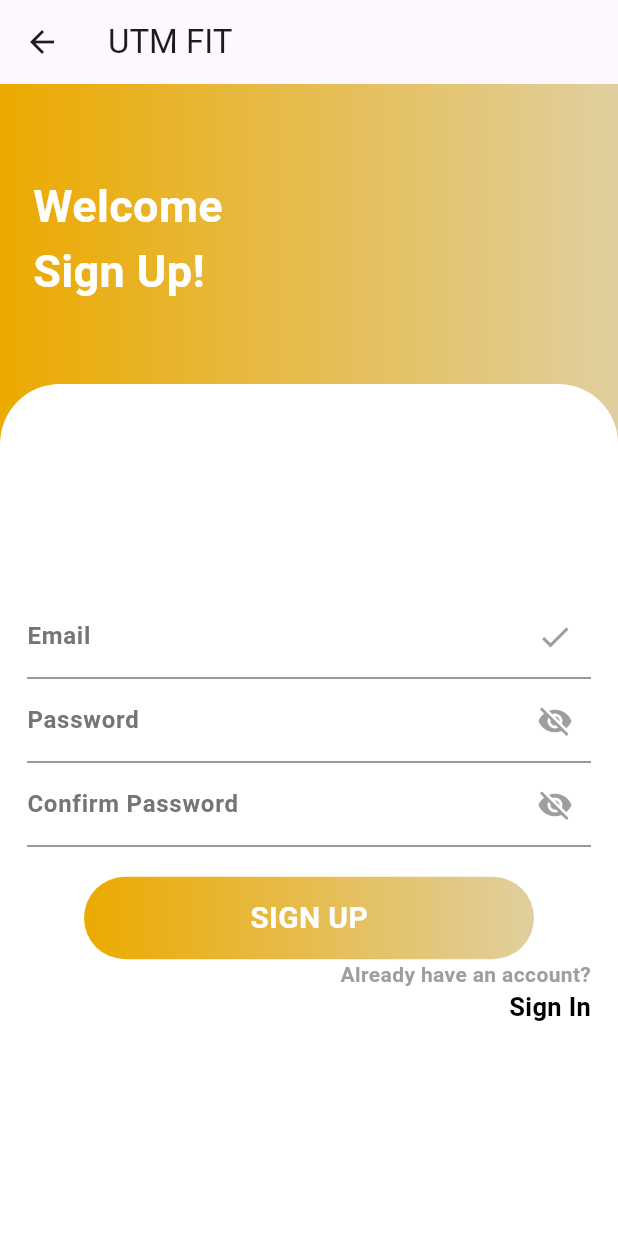
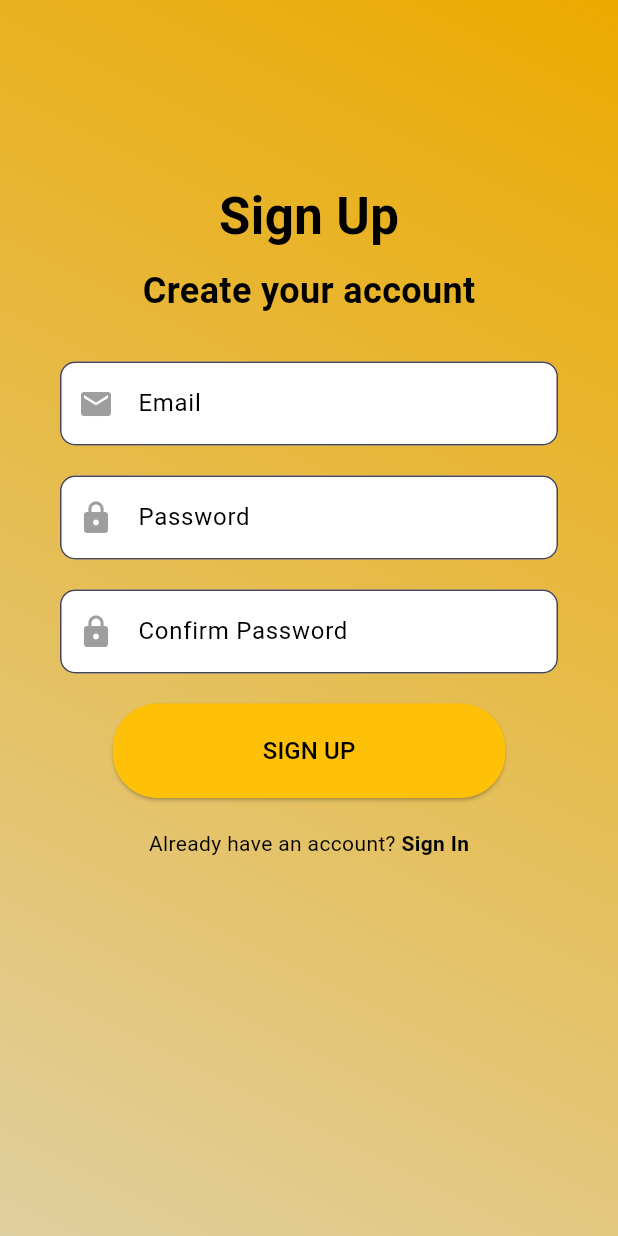
Before and after one commit to nuramirahathirahnazli/ByteBurst, a Flutter app: the screen it shows after launch, after a tap on "Sign Up", on a phone screen of 412 x 824 dp. Run offline on Flutter 3.47's test engine with Material 3 defaults, Android fonts, the phone set to English and light mode, and no system bars; our stand-ins replace cloud_firestore, firebase_auth, firebase_core, table_calendar; accounts and stored records are empty; network calls fail.

```diff
--- a/utmfit/lib/screens/user/Auth/signin_user.dart
+++ b/utmfit/lib/screens/user/Auth/signin_user.dart
@@ -1,3 +1,5 @@
+// ignore_for_file: unused_local_variable
+
 import 'package:flutter/material.dart';
 import 'package:firebase_auth/firebase_auth.dart';
 import 'package:utmfit/screens/admin/Auth/signin_admin.dart';
@@ -67,8 +69,31 @@ class loginScreen extends StatelessWidget {
                 ),
                 child: Column(
                   children: [
+                    Stack(
+                      children: [
+                        Align(
+                          alignment: Alignment.topRight,
+                          child: Padding(
+                            padding: const EdgeInsets.all(16.0),
+                            child: TextButton(
+                              onPressed: () {
+                                Navigator.push(context, MaterialPageRoute(builder: (context) => AdminLoginPage()));
+                              },
+                              child: Text(
+                                'Admin Login',
+                                style: TextStyle(
+                                  color: Colors.black,
+                                  fontSize: 16,
+                                  fontWeight: FontWeight.bold,
+                                ),
+                              ),
+                            ),
+                          ),
+                        ),
+                      ],
+                    ),
                     Padding(
-                      padding: const EdgeInsets.only(top: 80, left: 40, right: 40),
+                      padding: const EdgeInsets.only(top: 50, left: 40, right: 40),
                       child: Column(
                         crossAxisAlignment: CrossAxisAlignment.center,
                         children: [
@@ -78,7 +103,6 @@ class loginScreen extends StatelessWidget {
                           ),
                           SizedBox(height: 20),
                           Text('User Sign In', style: TextStyle(fontSize: 34, fontWeight: FontWeight.bold, color: Colors.black)),
-                          SizedBox(height: 8),
                           SizedBox(height: 30),
                           TextField(
                             controller: emailController,
@@ -133,13 +157,6 @@ class loginScreen extends StatelessWidget {
                             ),
                           ),
                           SizedBox(height: 20),
-                          TextButton(
-                            onPressed: () {
-                              Navigator.push(context, MaterialPageRoute(builder: (context) => AdminLoginPage()));
-                            },
-                            child: Text('Admin Login', style: TextStyle(fontSize: 16, fontWeight: FontWeight.bold, color: Colors.black)),
-                          ),
-                          SizedBox(height: 20),
                           Row(
                             mainAxisAlignment: MainAxisAlignment.center,
                             children: [
@@ -150,6 +167,7 @@ class loginScreen extends StatelessWidget {
                               ),
                             ],
                           ),
+                          SizedBox(height: 80),
                         ],
                       ),
                     ),
--- a/utmfit/lib/screens/user/Auth/signup_user.dart
+++ b/utmfit/lib/screens/user/Auth/signup_user.dart
@@ -10,36 +10,30 @@ class signupScreen extends StatelessWidget {
   Future<void> signUp(
       BuildContext context, String email, String password) async {
     try {
-
-      //create the user
+      // Create the user
       UserCredential userCredential = await FirebaseAuth.instance.createUserWithEmailAndPassword(
         email: email,
         password: password,
       );
 
-      //after creating the user, create a new document in cloud firestore called Users
+      // After creating the user, create a new document in Cloud Firestore called Users
       FirebaseFirestore.instance
         .collection("Users")
         .doc(userCredential.user!.email)
         .set({
-          'username' : email.split('@')[0], //initial username
+          'username' : email.split('@')[0], // Initial username
           'email' : email,
           'password' : password,
-          'contactNumber' : 'None', //default value
-          'matricNumber': 'None', //default value
-          'userType' : 'Student', //default value
-          'userRole' : 'User' //default value, if tak, dia 'Admin'
+          'contactNumber' : 'None', // Default value
+          'matricNumber': 'None', // Default value
+          'userType' : 'Student', // Default value
+          'userRole' : 'User' // Default value, if not admin
         });
 
-
       // Navigate to the next screen after successful signup
-      // You can use Navigator.pushReplacement to prevent going back to the signup screen
       Navigator.pushReplacement(
           context, MaterialPageRoute(builder: (context) => dashboardUser()));
-    }
-
-    on FirebaseAuthException catch (e) {
-
+    } on FirebaseAuthException catch (e) {
       // Handle signup errors here
       print('Signup error: ${e.message}');
 
@@ -52,173 +46,112 @@ class signupScreen extends StatelessWidget {
 
   @override
   Widget build(BuildContext context) {
-    String email = '';
-    String password = '';
-    String confirmPassword = '';
+    TextEditingController emailController = TextEditingController();
+    TextEditingController passwordController = TextEditingController();
+    TextEditingController confirmPasswordController = TextEditingController();
 
     return Scaffold(
-      appBar: AppBar(
-        title: Text('UTM FIT'),
-      ),
-      body: Stack(
-        children: [
-          Container(
-            height: double.infinity,
-            width: double.infinity,
-            decoration: const BoxDecoration(
-              gradient: LinearGradient(colors: [
-                clrUserPrimary,
-                Color.fromARGB(255, 224, 207, 159),
-              ]),
-            ),
-            child: const Padding(
-              padding: EdgeInsets.only(top: 60.0, left: 22),
-              child: Text(
-                'Welcome\nSign Up!',
-                style: TextStyle(
-                  fontSize: 30,
-                  color: Colors.white,
-                  fontWeight: FontWeight.bold,
+      body: LayoutBuilder(
+        builder: (context, constraints) {
+          return SingleChildScrollView(
+            child: ConstrainedBox(
+              constraints: BoxConstraints(minHeight: constraints.maxHeight),
+              child: Container(
+                decoration: BoxDecoration(
+                  gradient: LinearGradient(
+                    begin: Alignment.topRight,
+                    end: Alignment.bottomLeft,
+                    colors: [clrUserPrimary, Color.fromARGB(255, 224, 207, 159)],
                   ),
                 ),
-            ),
-          ),
+                child: Column(
+                  children: [
                     Padding(
-            padding: const EdgeInsets.only(top: 200.0),
-            child: Container(
-              decoration: const BoxDecoration(
-                borderRadius: BorderRadius.only(
-                  topLeft: Radius.circular(40),
-                  topRight: Radius.circular(40),
-                ),
-                color: Colors.white,
-              ),
-              height: double.infinity,
-              width: double.infinity,
-              child: Padding(
-                padding: const EdgeInsets.only(left: 18.0, right: 18),
+                      padding: const EdgeInsets.only(top: 120, left: 40, right: 40),
                       child: Column(
-                  mainAxisAlignment: MainAxisAlignment.center,
+                        crossAxisAlignment: CrossAxisAlignment.center,
                         children: [
+                          Text('Sign Up', style: TextStyle(fontSize: 34, fontWeight: FontWeight.bold, color: Colors.black)),
+                          SizedBox(height: 8),
+                          Text('Create your account', style: TextStyle(fontSize: 24, fontWeight: FontWeight.bold, color: Colors.black)),
+                          SizedBox(height: 30),
                           TextField(
-                      onChanged: (value) {
-                        email = value;
-                      },
+                            controller: emailController,
                             decoration: InputDecoration(
-                        suffixIcon: const Icon(
-                          Icons.check,
-                          color: Colors.grey,
-                        ),
                               labelText: 'Email',
-                        labelStyle: TextStyle(
-                          fontWeight: FontWeight.bold,
-                          color: Color.fromARGB(255, 117, 117, 115),
-                        ),
-                      ),
-                    ),
-                    TextField(
-                      onChanged: (value) {
-                        password = value;
-                      },
-                      obscureText: true,
-                      decoration: InputDecoration(
-                        suffixIcon: const Icon(
-                          Icons.visibility_off,
-                          color: Colors.grey,
-                        ),
-                        labelText: 'Password',
-                        labelStyle: TextStyle(
-                          fontWeight: FontWeight.bold,
-                          color: Color.fromARGB(255, 117, 117, 115),
-                        ),
-                      ),
-                    ),
-                    TextField(
-                      onChanged: (value) {
-                        confirmPassword = value;
-                      },
-                      obscureText: true,
-                      decoration: InputDecoration(
-                        suffixIcon: const Icon(
-                          Icons.visibility_off,
-                          color: Colors.grey,
-                        ),
-                        labelText: 'Confirm Password',
-                        labelStyle: TextStyle(
-                          fontWeight: FontWeight.bold,
-                          color: Color.fromARGB(255, 117, 117, 115),
-                        ),
+                              labelStyle: TextStyle(color: Colors.black),
+                              filled: true,
+                              fillColor: Colors.white,
+                              border: OutlineInputBorder(borderRadius: BorderRadius.circular(10)),
+                              prefixIcon: Icon(Icons.email, color: Colors.grey),
                             ),
                           ),
                           SizedBox(height: 20),
-                    GestureDetector(
-                      onTap: () {
-                        if (password == confirmPassword) {
-                          signUp(context, email, password);
+                          TextField(
+                            controller: passwordController,
+                            obscureText: true,
+                            decoration: InputDecoration(
+                              labelText: 'Password',
+                              labelStyle: TextStyle(color: Colors.black),
+                              filled: true,
+                              fillColor: Colors.white,
+                              border: OutlineInputBorder(borderRadius: BorderRadius.circular(10)),
+                              prefixIcon: Icon(Icons.lock, color: Colors.grey),
+                            ),
+                          ),
+                          SizedBox(height: 20),
+                          TextField(
+                            controller: confirmPasswordController,
+                            obscureText: true,
+                            decoration: InputDecoration(
+                              labelText: 'Confirm Password',
+                              labelStyle: TextStyle(color: Colors.black),
+                              filled: true,
+                              fillColor: Colors.white,
+                              border: OutlineInputBorder(borderRadius: BorderRadius.circular(10)),
+                              prefixIcon: Icon(Icons.lock, color: Colors.grey),
+                            ),
+                          ),
+                          SizedBox(height: 20),
+                          Center(
+                            child: ElevatedButton(
+                              style: ElevatedButton.styleFrom(
+                                foregroundColor: Colors.black, backgroundColor: Color(0xFFFFC107),
+                                shape: RoundedRectangleBorder(borderRadius: BorderRadius.circular(30)),
+                                padding: EdgeInsets.symmetric(horizontal: 100, vertical: 20),
+                              ),
+                              onPressed: () {
+                                if (passwordController.text == confirmPasswordController.text) {
+                                  signUp(context, emailController.text, passwordController.text);
                                 } else {
                                   ScaffoldMessenger.of(context).showSnackBar(SnackBar(
                                     content: Text('Passwords do not match.'),
                                   ));
                                 }
                               },
-                      child: Container(
-                        height: 55,
-                        width: 300,
-                        decoration: BoxDecoration(
-                          borderRadius: BorderRadius.circular(30),
-                          gradient: const LinearGradient(colors: [
-                            clrUserPrimary,
-                            Color.fromARGB(255, 224, 207, 159),
-                          ]),
-                        ),
-                        child: const Center(
-                          child: Text(
-                            'SIGN UP',
-                            style: TextStyle(
-                              fontWeight: FontWeight.bold,
-                              fontSize: 20,
-                              color: Colors.white,
+                              child: Text('SIGN UP', style: TextStyle(fontSize: 16)),
                             ),
                           ),
+                          SizedBox(height: 20),
+                          Row(
+                            mainAxisAlignment: MainAxisAlignment.center,
+                            children: [
+                              Text('Already have an account? ', style: TextStyle(color: Colors.black)),
+                              GestureDetector(
+                                onTap: () => Navigator.pop(context),
+                                child: Text('Sign In', style: TextStyle(color: Colors.black, fontWeight: FontWeight.bold)),
                               ),
+                            ],
                           ),
-                    ),
-                    GestureDetector(
-                      onTap: () {
-                        // Navigate to the login screen
-                        Navigator.pop(context);
-                      },
-                      child: Align(
-                        alignment: Alignment.bottomRight,
-                        child: Column(
-                          mainAxisAlignment: MainAxisAlignment.end,
-                          crossAxisAlignment: CrossAxisAlignment.end,
-                          children: [
-                            Text(
-                              "Already have an account?",
-                              style: TextStyle(
-                                fontWeight: FontWeight.bold,
-                                color: Colors.grey,
-                              ),
-                            ),
-                            Text(
-                              "Sign In",
-                              style: TextStyle(
-                                fontWeight: FontWeight.bold,
-                                fontSize: 17,
-                                color: Colors.black,
+                        ],
                       ),
                     ),
                   ],
                 ),
               ),
             ),
-                  ],
-                ),
-              ),
-            ),
-          ),
-        ],
+          );
+        },
       ),
     );
   }
```
Lines whose indentation alone changed are shown as unchanged.
